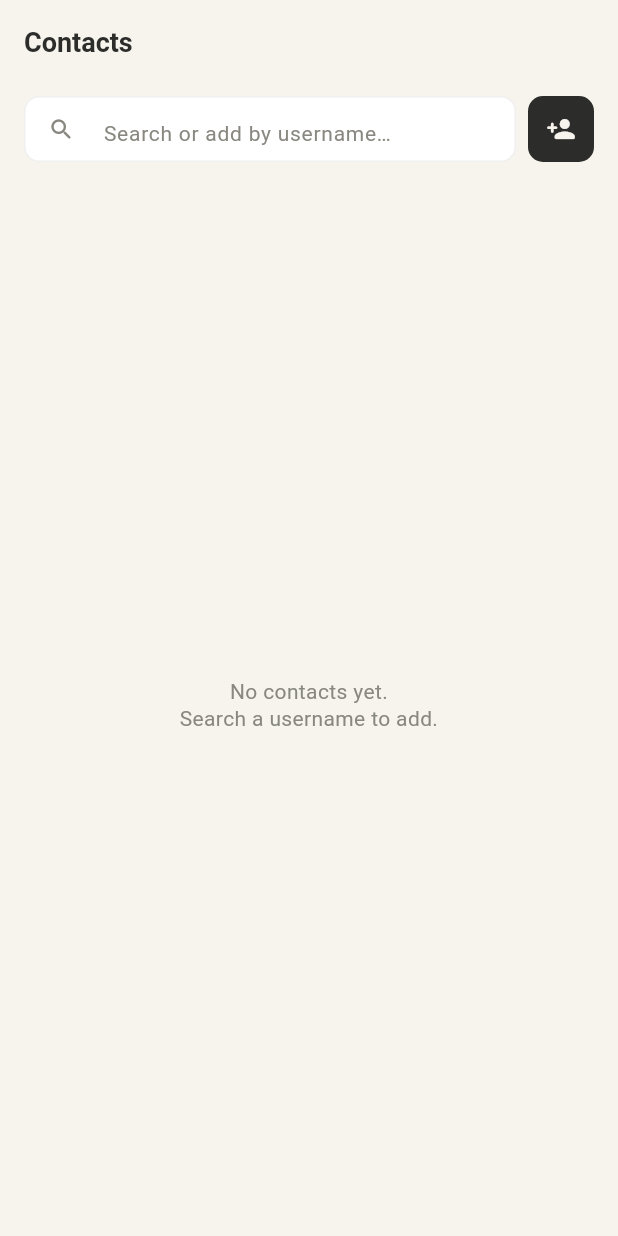
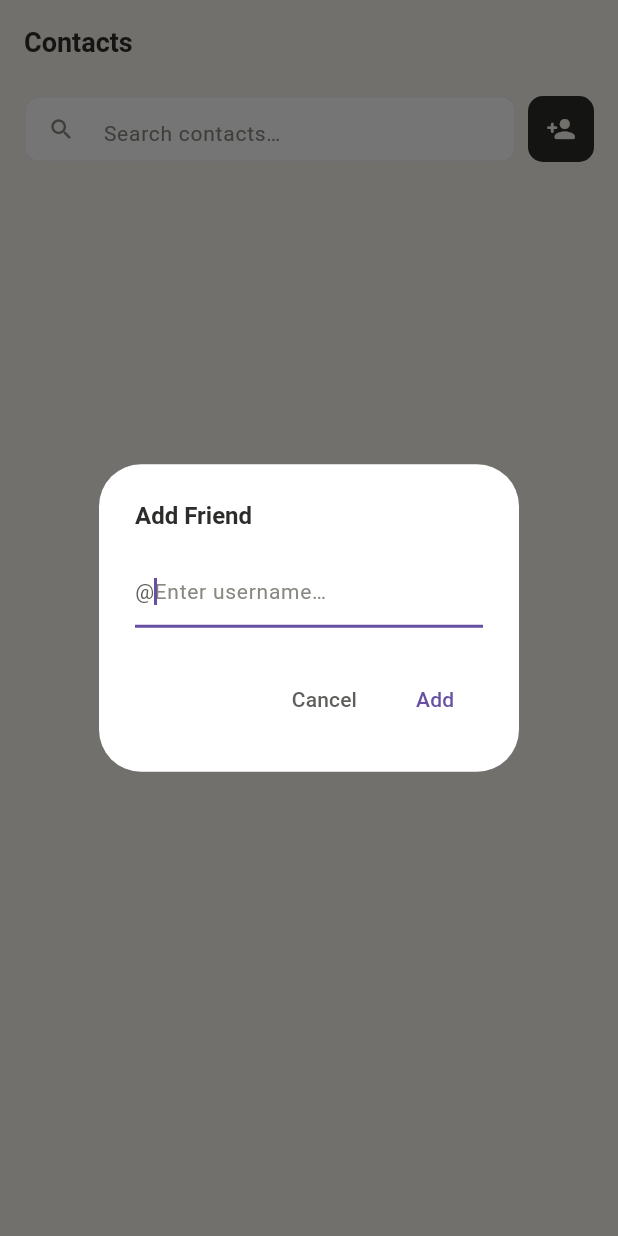
Before and after one commit to leean912/expenses_tracker, a Flutter app: the ContactsScreen screen opened by its route, after a tap on the "person add" icon, on a phone screen of 412 x 824 dp. Run offline on Flutter 3.47's test engine with Material 3 defaults, Android fonts, the phone set to English and light mode, and no system bars; our stand-ins replace envied, firebase_core, fl_chart, flutter_riverpod, freezed_annotation, go_router and 3 more; accounts and stored records are empty; generated files the repository leaves out were written again; Roboto replaces fonts that are missing (system-ui); statements that could not run were skipped.

```diff
--- a/lib/modules/auth/providers/user_name_provider.dart
+++ b/lib/modules/auth/providers/user_name_provider.dart
@@ -38,7 +38,7 @@ class UserNameNotifier extends Notifier<UserNameState> {
     return const UserNameState();
   }
 
-  // Supabase username format: 3–20 chars, lowercase alphanumeric + underscore.
+  // 3–20 chars, lowercase alphanumeric + underscore, any starting char.
   static final _validPattern = RegExp(r'^[a-z0-9_]{3,20}$');
 
   void onUsernameChanged(String value) {
--- a/lib/modules/contacts/presentation/screens/contacts_screen.dart
+++ b/lib/modules/contacts/presentation/screens/contacts_screen.dart
@@ -15,7 +15,6 @@ class ContactsScreen extends ConsumerStatefulWidget {
 class _ContactsScreenState extends ConsumerState<ContactsScreen> {
   final _searchController = TextEditingController();
   String _query = '';
-  bool _adding = false;
   final Set<String> _dismissedIds = {};
 
   @override
@@ -32,26 +31,22 @@ class _ContactsScreenState extends ConsumerState<ContactsScreen> {
     super.dispose();
   }
 
-  Future<void> _submitAdd() async {
-    final identifier = _searchController.text.trim();
-    if (identifier.isEmpty) return;
-    setState(() => _adding = true);
-    final error = await ref
-        .read(contactsProvider.notifier)
-        .addContact(identifier);
+  Future<void> _showAddFriendDialog() async {
+    await showDialog<void>(
+      context: context,
+      builder: (_) => _AddFriendDialog(
+        onAdded: () {
           if (!mounted) return;
-    setState(() => _adding = false);
-    if (error == null) {
-      _searchController.clear();
-    } else {
           ScaffoldMessenger.of(context).showSnackBar(
-        SnackBar(
-          content: Text(error),
+            const SnackBar(
+              content: Text('Contact added.'),
               behavior: SnackBarBehavior.floating,
               backgroundColor: AppColors.textPrimary,
             ),
           );
-    }
+        },
+      ),
+    );
   }
 
   Future<void> _handleDelete(String contactId, String displayName) async {
@@ -114,7 +109,7 @@ class _ContactsScreenState extends ConsumerState<ContactsScreen> {
                           color: AppColors.textPrimary,
                         ),
                         decoration: const InputDecoration(
-                          hintText: 'Search or add by username…',
+                          hintText: 'Search contacts…',
                           hintStyle: TextStyle(
                             color: AppColors.textTertiary,
                             fontSize: 14,
@@ -127,13 +122,12 @@ class _ContactsScreenState extends ConsumerState<ContactsScreen> {
                           border: InputBorder.none,
                           contentPadding: EdgeInsets.symmetric(vertical: 12),
                         ),
-                        onSubmitted: (_) => _submitAdd(),
                       ),
                     ),
                   ),
                   const SizedBox(width: AppSpacing.md),
                   GestureDetector(
-                    onTap: _adding ? null : _submitAdd,
+                    onTap: _showAddFriendDialog,
                     child: Container(
                       width: 44,
                       height: 44,
@@ -141,18 +135,7 @@ class _ContactsScreenState extends ConsumerState<ContactsScreen> {
                         color: AppColors.accent,
                         borderRadius: BorderRadius.circular(AppRadius.md),
                       ),
-                      child: _adding
-                          ? const Center(
-                              child: SizedBox(
-                                width: 18,
-                                height: 18,
-                                child: CircularProgressIndicator(
-                                  strokeWidth: 2,
-                                  color: AppColors.accentText,
-                                ),
-                              ),
-                            )
-                          : const Icon(
+                      child: const Icon(
                         Icons.person_add_rounded,
                         color: AppColors.accentText,
                         size: 20,
@@ -196,7 +179,7 @@ class _ContactsScreenState extends ConsumerState<ContactsScreen> {
                     return Center(
                       child: Text(
                         _query.isEmpty
-                            ? 'No contacts yet.\nSearch a username to add.'
+                            ? 'No contacts yet.\nTap + to add a friend.'
                             : 'No results for "$_query".',
                         textAlign: TextAlign.center,
                         style: const TextStyle(
@@ -230,6 +213,111 @@ class _ContactsScreenState extends ConsumerState<ContactsScreen> {
           ],
         ),
       ),
+    );
+  }
+}
+
+class _AddFriendDialog extends ConsumerStatefulWidget {
+  const _AddFriendDialog({required this.onAdded});
+
+  final VoidCallback onAdded;
+
+  @override
+  ConsumerState<_AddFriendDialog> createState() => _AddFriendDialogState();
+}
+
+class _AddFriendDialogState extends ConsumerState<_AddFriendDialog> {
+  final _controller = TextEditingController();
+  bool _adding = false;
+  String? _error;
+
+  @override
+  void dispose() {
+    _controller.dispose();
+    super.dispose();
+  }
+
+  Future<void> _submit() async {
+    final identifier = _controller.text.trim();
+    if (identifier.isEmpty) return;
+    setState(() {
+      _adding = true;
+      _error = null;
+    });
+    final error = await ref
+        .read(contactsProvider.notifier)
+        .addContact(identifier);
+    if (!mounted) return;
+    if (error == null) {
+      Navigator.of(context).pop();
+      widget.onAdded();
+    } else {
+      setState(() {
+        _adding = false;
+        _error = error;
+      });
+    }
+  }
+
+  @override
+  Widget build(BuildContext context) {
+    return AlertDialog(
+      backgroundColor: AppColors.surface,
+      title: const Text(
+        'Add Friend',
+        style: TextStyle(
+          color: AppColors.textPrimary,
+          fontSize: 16,
+          fontWeight: FontWeight.w600,
+        ),
+      ),
+      content: Column(
+        mainAxisSize: MainAxisSize.min,
+        crossAxisAlignment: CrossAxisAlignment.start,
+        children: [
+          TextField(
+            controller: _controller,
+            autofocus: true,
+            style: const TextStyle(fontSize: 14, color: AppColors.textPrimary),
+            decoration: const InputDecoration(
+              hintText: 'Enter username…',
+              hintStyle: TextStyle(color: AppColors.textTertiary),
+              prefixText: '@',
+              prefixStyle: TextStyle(color: AppColors.textSecondary),
+            ),
+            onSubmitted: (_) => _adding ? null : _submit(),
+          ),
+          if (_error != null) ...[
+            const SizedBox(height: 8),
+            Text(
+              _error!,
+              style: const TextStyle(
+                fontSize: 12,
+                color: Color(0xFF993C1D),
+              ),
+            ),
+          ],
+        ],
+      ),
+      actions: [
+        TextButton(
+          onPressed: () => Navigator.of(context).pop(),
+          child: const Text(
+            'Cancel',
+            style: TextStyle(color: AppColors.textSecondary),
+          ),
+        ),
+        TextButton(
+          onPressed: _adding ? null : _submit,
+          child: _adding
+              ? const SizedBox(
+                  width: 16,
+                  height: 16,
+                  child: CircularProgressIndicator(strokeWidth: 2),
+                )
+              : const Text('Add'),
+        ),
+      ],
     );
   }
 }
--- a/lib/modules/home/providers/home/home_state.dart
+++ b/lib/modules/home/providers/home/home_state.dart
@@ -127,14 +127,14 @@ extension TimePeriodRange on TimePeriod {
 class AnalyticsSummary {
   const AnalyticsSummary({
     required this.totalSpentCents,
-    required this.changePercent, // negative = spent less than last month
+    // required this.changePercent, // negative = spent less than last month
     required this.avgPerDayCents,
     required this.topCategory,
     required this.changeVsLastMonthCents,
   });
 
   final int totalSpentCents;
-  final double changePercent;
+  // final double changePercent;
   final int avgPerDayCents;
   final String topCategory;
   final int changeVsLastMonthCents;
```
Also changed, not shown: lib/modules/home/presentation/widgets/analytics_banner.dart (+16 -3 lines), lib/modules/home/providers/analytics_provider.dart (+10 -6 lines), lib/modules/home/providers/home/home_provider.dart (+22 -15 lines), 2 other files. Lines whose indentation alone changed are shown as unchanged.
